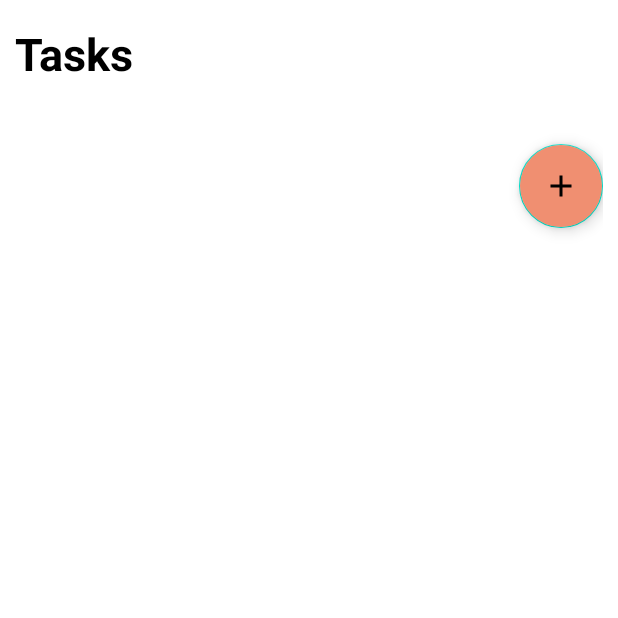
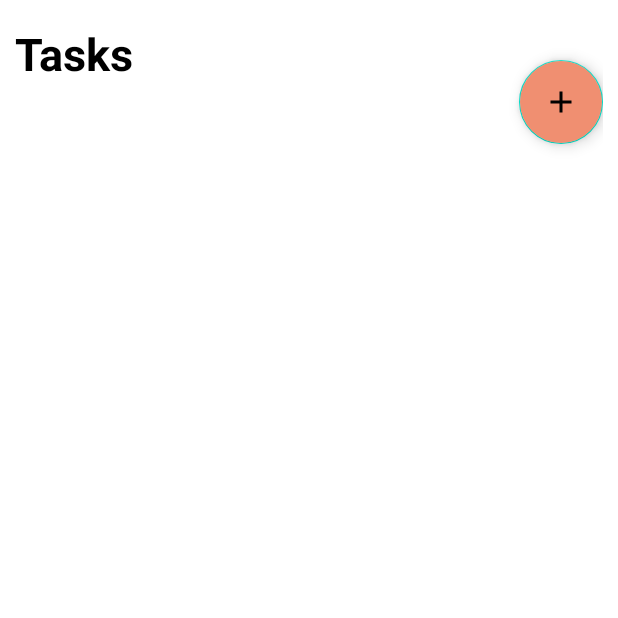
Before and after one commit to Aman7766/todo-android, an Android app: the screen it shows after launch (MainActivity), on a phone screen of 412 x 824 dp, the top half of it. Run offline under Robolectric (Android 15) with nearby library versions, the phone set to English and light mode, and no system bars.

Commit message:
Updated to relative Layout

```diff
--- a/app/src/main/java/com/example/todo/ItemView.java
+++ b/app/src/main/java/com/example/todo/ItemView.java
@@ -1,16 +1,11 @@
 package com.example.todo;
 
 public class ItemView {
-
-
-
     String data;
     ItemView(String data)
     {
     this.data=data;
     }
-
-
     public String getData() {
         return data;
     }
--- a/app/src/main/java/com/example/todo/MainActivity.java
+++ b/app/src/main/java/com/example/todo/MainActivity.java
@@ -5,7 +5,9 @@ import android.os.Bundle;
 import android.view.View;
 import android.view.Window;
 import android.view.WindowManager;
+import android.widget.AdapterView;
 import android.widget.ListView;
+import android.widget.Toast;
 
 import androidx.annotation.Nullable;
 import androidx.appcompat.app.AppCompatActivity;
@@ -15,7 +17,7 @@ import com.google.android.material.floatingactionbutton.FloatingActionButton;
 
 import java.util.ArrayList;
 
-public class MainActivity extends AppCompatActivity {
+public class MainActivity extends AppCompatActivity  implements AdapterView.OnItemClickListener {
 ArrayList<ItemView> itemViews;
 ListView lv;
 FloatingActionButton fab;
@@ -32,12 +34,14 @@ DBHandler dbHandler;
         itemViews=dbHandler.reaData();
         adapter=new MyAdapter(MainActivity.this,R.layout.item_view,itemViews);
         lv.setAdapter(adapter);
+        lv.setOnItemClickListener(this);
 
          fab.setOnClickListener(new View.OnClickListener() {
              @Override
              public void onClick(View view) {
-                 TaskAdd taskAdd=new TaskAdd(MainActivity.this);
-                 taskAdd.show();
+               Intent intent=new Intent(MainActivity.this,TaskAdd.class);
+               startActivity(intent);
+               adapter.notifyDataSetChanged();
 
 
 //                 Window window = taskAdd.getWindow();
@@ -55,4 +59,10 @@ DBHandler dbHandler;
         finish();
         startActivity(getIntent());
     }
+
+    @Override
+    public void onItemClick(AdapterView<?> adapterView, View view, int i, long l) {
+        System.out.println("Hello");
+    Toast.makeText(getApplicationContext(),"Hello",Toast.LENGTH_SHORT).show();
+    }
 }
--- a/app/src/main/res/layout/activity_main.xml
+++ b/app/src/main/res/layout/activity_main.xml
@@ -1,9 +1,9 @@
 <?xml version="1.0" encoding="utf-8"?>
-<LinearLayout
+<RelativeLayout
     xmlns:android="http://schemas.android.com/apk/res/android"
     android:layout_width="match_parent"
     android:layout_height="match_parent"
-    android:orientation="vertical"
+
     android:layout_margin="10dp"
     >
     <TextView
@@ -16,19 +16,22 @@
         android:layout_marginTop="5dp"
         android:textColor="@color/black">
     </TextView>
+
+
     <ListView
-        android:layout_marginTop="20dp"
+        android:id="@+id/lv"
         android:layout_width="match_parent"
         android:layout_height="wrap_content"
-        android:id="@+id/lv"
+        android:layout_marginTop="20dp"
+        android:layout_below="@+id/txt"
+        android:divider="@color/white"
+        android:nestedScrollingEnabled="true"
         android:padding="10dp"
-        android:divider="@color/white"
 
         >
 
 
     </ListView>
-
 
     <com.google.android.material.floatingactionbutton.FloatingActionButton
         android:layout_width="wrap_content"
@@ -36,10 +39,14 @@
         android:id="@+id/fab"
         android:layout_gravity="right"
         android:backgroundTint="@color/Orange"
-        android:src="@drawable/add">
+        android:src="@drawable/add"
+        android:layout_alignParentEnd="true"
+        android:layout_alignBottom="@+id/lv"
+
+        android:elevation="20dp">
 
 
     </com.google.android.material.floatingactionbutton.FloatingActionButton>
 
 
-</LinearLayout>
+</RelativeLayout>
--- a/app/src/main/res/layout/add_task.xml
+++ b/app/src/main/res/layout/add_task.xml
@@ -15,7 +15,7 @@
         android:paddingEnd="7dp"/>
 
     <Button
-        android:layout_width="match_parent"
+        android:layout_width="wrap_content"
         android:layout_height="wrap_content"
         android:text="@string/save"
         android:id="@+id/button_save"
--- a/app/src/main/res/layout/item_view.xml
+++ b/app/src/main/res/layout/item_view.xml
@@ -18,9 +18,8 @@
         android:layout_height="wrap_content"
         android:text="Helkjdisdsoodisdsoihcisohc"
         android:id="@+id/txt"
-
-
-        android:textSize="20sp">
+        android:textSize="20sp"
+        android:buttonTint="@color/black">
         </CheckBox>
 
 
```
Also changed, not shown: app/src/main/java/com/example/todo/TaskAdd.java (+7 -7 lines).
